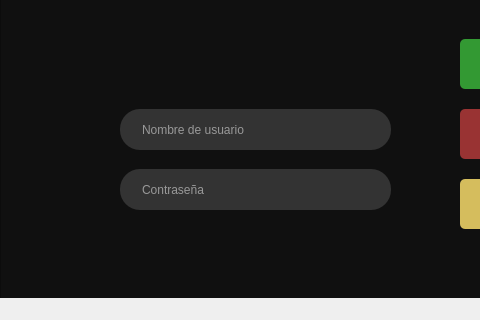
Old version of the form sesion.ui in the repository javierjose1224/Proyecto_final; both pictures show x 0 to 480 and y 131 to 451 of the 751 by 451 pixel window.
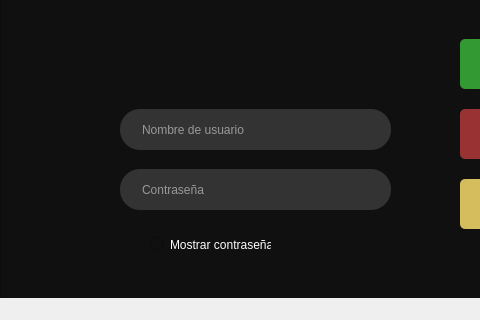
New version of the form. Icons and pictures are not drawn.

Commit message: Show pass

Diff of the .ui file:
```diff
--- a/sesion.ui
+++ b/sesion.ui
@@ -631,6 +631,29 @@
       <string/>
      </property>
     </widget>
+    <widget class="QRadioButton" name="show_pass">
+     <property name="geometry">
+      <rect>
+       <x>130</x>
+       <y>360</y>
+       <width>161</width>
+       <height>31</height>
+      </rect>
+     </property>
+     <property name="layoutDirection">
+      <enum>Qt::LeftToRight</enum>
+     </property>
+     <property name="styleSheet">
+      <string notr="true">padding-left: 20px;
+padding-right: 20px;
+border-radius: 20px;
+color: #fefefe;
+radius-background-color: rgb(51, 51, 51);</string>
+     </property>
+     <property name="text">
+      <string>Mostrar contraseña</string>
+     </property>
+    </widget>
    </widget>
   </widget>
   <widget class="QMenuBar" name="menubar">
```
Left out of the diff: 5 changed lines with no effect on the pictures. The commit also changes 3 other files.
